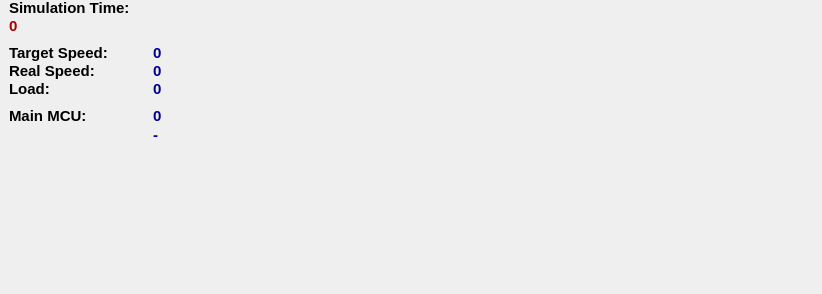
Above: src/gui/dialogs/infowidget.ui from Arcachofo/SimulIDE-dev before the change. Below: the same form after it.
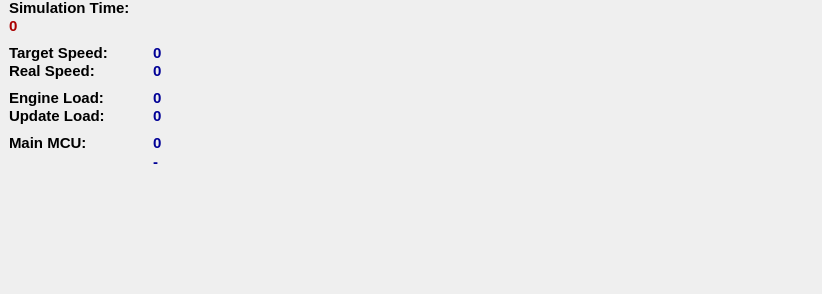
That is the form after the change.

Commit message: InfoWidget: refactor & add "Update Load".

Patch:
```diff
--- a/src/gui/dialogs/infowidget.ui
+++ b/src/gui/dialogs/infowidget.ui
@@ -278,8 +278,8 @@
    <property name="geometry">
     <rect>
      <x>9</x>
-     <y>81</y>
-     <width>141</width>
+     <y>90</y>
+     <width>145</width>
      <height>16</height>
     </rect>
    </property>
@@ -328,7 +328,7 @@
     </font>
    </property>
    <property name="text">
-    <string>Load:</string>
+    <string>Engine Load:</string>
    </property>
   </widget>
   <widget class="QLabel" name="targetSpeed">
@@ -449,7 +449,7 @@
    <property name="geometry">
     <rect>
      <x>153</x>
-     <y>81</y>
+     <y>90</y>
      <width>141</width>
      <height>16</height>
     </rect>
@@ -506,7 +506,7 @@
    <property name="geometry">
     <rect>
      <x>9</x>
-     <y>108</y>
+     <y>135</y>
      <width>141</width>
      <height>16</height>
     </rect>
@@ -563,7 +563,7 @@
    <property name="geometry">
     <rect>
      <x>153</x>
-     <y>126</y>
+     <y>153</y>
      <width>523</width>
      <height>18</height>
     </rect>
@@ -620,6 +620,63 @@
    <property name="geometry">
     <rect>
      <x>153</x>
+     <y>135</y>
+     <width>141</width>
+     <height>16</height>
+    </rect>
+   </property>
+   <property name="palette">
+    <palette>
+     <active>
+      <colorrole role="WindowText">
+       <brush brushstyle="SolidPattern">
+        <color alpha="255">
+         <red>0</red>
+         <green>0</green>
+         <blue>150</blue>
+        </color>
+       </brush>
+      </colorrole>
+     </active>
+     <inactive>
+      <colorrole role="WindowText">
+       <brush brushstyle="SolidPattern">
+        <color alpha="255">
+         <red>0</red>
+         <green>0</green>
+         <blue>150</blue>
+        </color>
+       </brush>
+      </colorrole>
+     </inactive>
+     <disabled>
+      <colorrole role="WindowText">
+       <brush brushstyle="SolidPattern">
+        <color alpha="255">
+         <red>144</red>
+         <green>144</green>
+         <blue>144</blue>
+        </color>
+       </brush>
+      </colorrole>
+     </disabled>
+    </palette>
+   </property>
+   <property name="font">
+    <font>
+     <pointsize>11</pointsize>
+     <weight>75</weight>
+     <bold>true</bold>
+    </font>
+   </property>
+   <property name="text">
+    <string notr="true">0</string>
+   </property>
+  </widget>
+  <widget class="QLabel" name="guiLoadVal">
+   <property name="geometry">
+    <rect>
+     <x>153</x>
      <y>108</y>
      <width>141</width>
      <height>16</height>
@@ -673,6 +730,63 @@
     <string notr="true">0</string>
    </property>
   </widget>
+  <widget class="QLabel" name="guiLoadLabel">
+   <property name="geometry">
+    <rect>
+     <x>9</x>
+     <y>108</y>
+     <width>145</width>
+     <height>16</height>
+    </rect>
+   </property>
+   <property name="palette">
+    <palette>
+     <active>
+      <colorrole role="WindowText">
+       <brush brushstyle="SolidPattern">
+        <color alpha="255">
+         <red>0</red>
+         <green>0</green>
+         <blue>0</blue>
+        </color>
+       </brush>
+      </colorrole>
+     </active>
+     <inactive>
+      <colorrole role="WindowText">
+       <brush brushstyle="SolidPattern">
+        <color alpha="255">
+         <red>0</red>
+         <green>0</green>
+         <blue>0</blue>
+        </color>
+       </brush>
+      </colorrole>
+     </inactive>
+     <disabled>
+      <colorrole role="WindowText">
+       <brush brushstyle="SolidPattern">
+        <color alpha="255">
+         <red>144</red>
+         <green>144</green>
+         <blue>144</blue>
+        </color>
+       </brush>
+      </colorrole>
+     </disabled>
+    </palette>
+   </property>
+   <property name="font">
+    <font>
+     <pointsize>11</pointsize>
+     <weight>75</weight>
+     <bold>true</bold>
+    </font>
+   </property>
+   <property name="text">
+    <string>Update Load:</string>
+   </property>
+  </widget>
  </widget>
  <resources/>
  <connections/>
```
Left out of the diff: 31 changed lines with no effect on the pictures. The commit also changes 8 other files.
